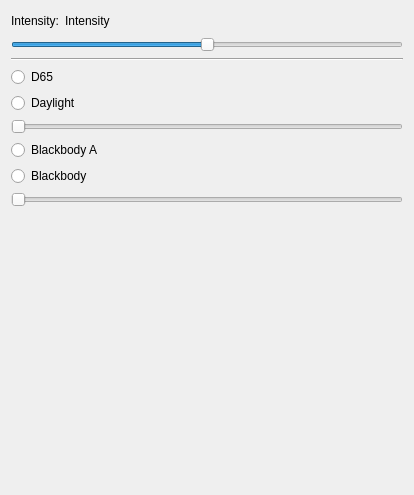
Qt form src/gui/main_window/lighting_widget.ui (cppd/math) before a commit.
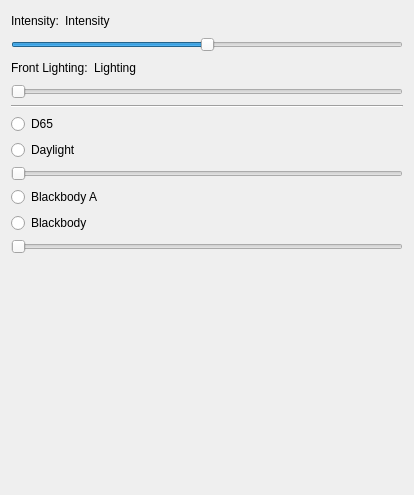
The same form after that commit.

Diff of the .ui file:
```diff
--- a/src/gui/main_window/lighting_widget.ui
+++ b/src/gui/main_window/lighting_widget.ui
@@ -58,6 +58,44 @@
      </property>
     </widget>
    </item>
+   <item>
+    <layout class="QHBoxLayout" name="horizontalLayout_2">
+     <item>
+      <widget class="QLabel" name="label">
+       <property name="text">
+        <string>Front Lighting:</string>
+       </property>
+      </widget>
+     </item>
+     <item>
+      <widget class="QLabel" name="label_front_lighting">
+       <property name="text">
+        <string>Lighting</string>
+       </property>
+      </widget>
+     </item>
+     <item>
+      <spacer name="horizontalSpacer_2">
+       <property name="orientation">
+        <enum>Qt::Horizontal</enum>
+       </property>
+       <property name="sizeHint" stdset="0">
+        <size>
+         <width>40</width>
+         <height>20</height>
+        </size>
+       </property>
+      </spacer>
+     </item>
+    </layout>
+   </item>
+   <item>
+    <widget class="QSlider" name="slider_front_lighting">
+     <property name="orientation">
+      <enum>Qt::Horizontal</enum>
+     </property>
+    </widget>
+   </item>
    <item>
     <widget class="Line" name="line">
      <property name="orientation">
```
